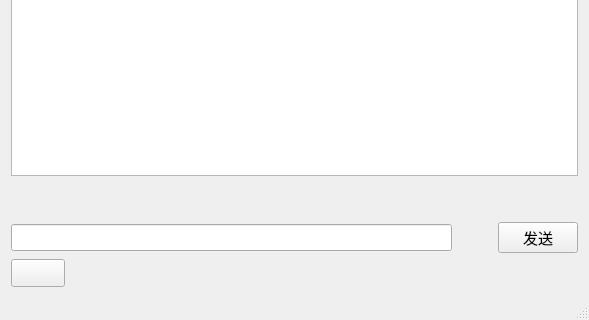
k5stray/ChatRoom, file client/mainwindow.ui: the form before one commit; both pictures show x 0 to 589 and y 520 to 840 of the 589 by 840 pixel window.
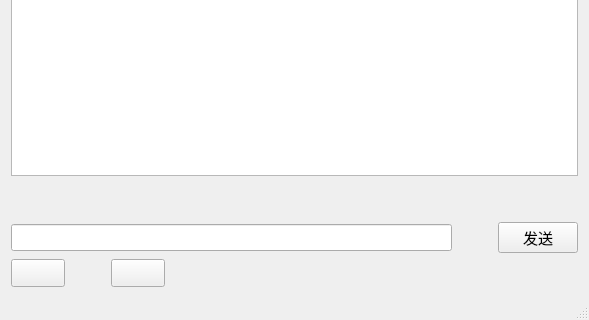
The form after the commit.

```diff
--- a/client/mainwindow.ui
+++ b/client/mainwindow.ui
@@ -77,7 +77,7 @@
      </layout>
     </item>
     <item>
-     <layout class="QHBoxLayout" name="horizontalLayout_2" stretch="0,0,1,1">
+     <layout class="QHBoxLayout" name="horizontalLayout_2" stretch="0,0,0,1,1">
       <item>
        <widget class="QPushButton" name="picture">
         <property name="font">
@@ -103,6 +103,18 @@
         </property>
        </spacer>
       </item>
+      <item>
+       <widget class="QPushButton" name="file">
+        <property name="font">
+         <font>
+          <pointsize>13</pointsize>
+         </font>
+        </property>
+        <property name="text">
+         <string/>
+        </property>
+       </widget>
+      </item>
       <item>
        <spacer name="horizontalSpacer_4">
         <property name="orientation">
```
